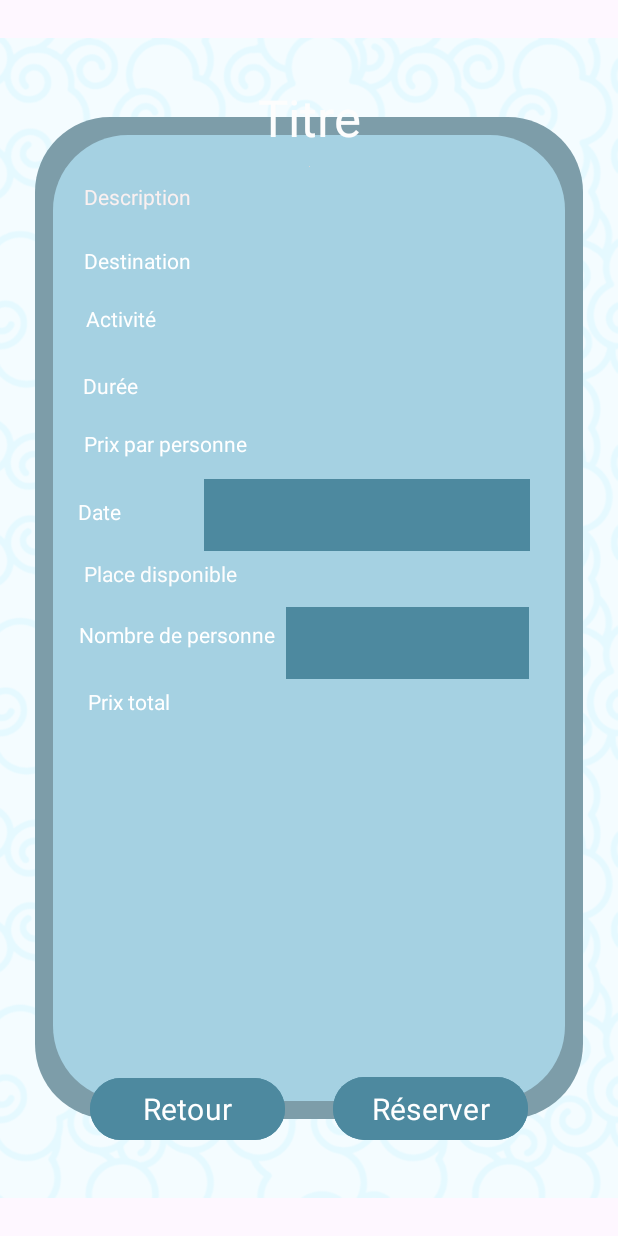
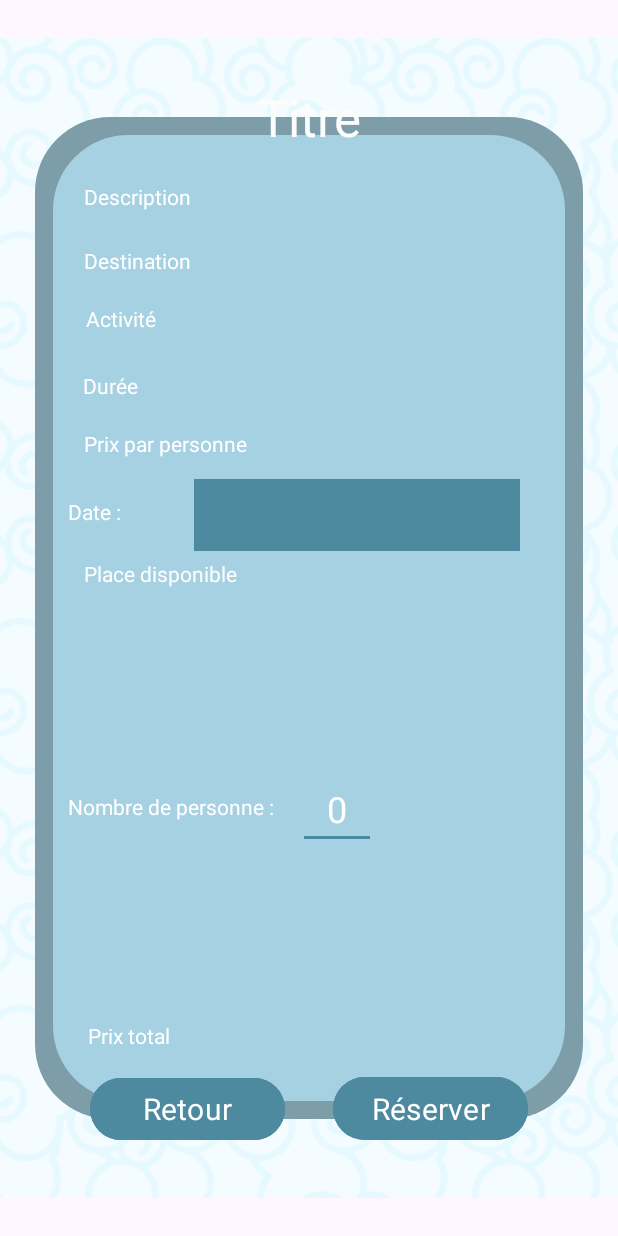
Before and after one commit to RhastaLaVista/TCH_057_Travail_Session, an Android app: the layout activity_details.xml on its own in the app's theme, with its tools: preview values and no code run, on a phone screen of 412 x 824 dp. Run offline under Robolectric (Android 15) with nearby library versions, the phone set to English and light mode, and no system bars; Roboto replaces fonts that are not available here.

```diff
--- /dev/null
+++ b/Projet_Session/app/src/main/java/com/example/tch_057_architecture_touristique_gr03_equipe_03/entite/User.java
@@ -0,0 +1,4 @@
+package com.example.tch_057_architecture_touristique_gr03_equipe_03.entite;
+
+public class User {
+}
--- /dev/null
+++ b/Projet_Session/app/src/main/java/com/example/tch_057_architecture_touristique_gr03_equipe_03/entite/Voyage.java
@@ -0,0 +1,4 @@
+package com.example.tch_057_architecture_touristique_gr03_equipe_03.entite;
+
+public class Voyage {
+}
--- a/Projet_Session/app/src/main/java/com/example/tch_057_architecture_touristique_gr03_equipe_03/jsonContent/DetailActivity.java
+++ /dev/null
@@ -1,4 +0,0 @@
-package com.example.tch_057_architecture_touristique_gr03_equipe_03.jsonContent;
-
-public class DetailActivity {
-}
--- a/Projet_Session/app/src/main/res/layout/activity_details.xml
+++ b/Projet_Session/app/src/main/res/layout/activity_details.xml
@@ -41,7 +41,7 @@
         app:layout_constraintTop_toTopOf="parent" />
 
     <TextView
-        android:id="@+id/textView3"
+        android:id="@+id/textView_detail_titre"
         android:layout_width="wrap_content"
         android:layout_height="wrap_content"
         android:layout_marginTop="55dp"
@@ -55,14 +55,14 @@
         tools:ignore="TextContrastCheck" />
 
     <ImageView
-        android:id="@+id/imageView2"
+        android:id="@+id/imageView_voyage"
         android:layout_width="wrap_content"
         android:layout_height="wrap_content"
         android:layout_marginTop="10dp"
         android:importantForAccessibility="no"
         app:layout_constraintEnd_toEndOf="parent"
         app:layout_constraintStart_toStartOf="parent"
-        app:layout_constraintTop_toBottomOf="@+id/textView3"
+        app:layout_constraintTop_toBottomOf="@+id/textView_detail_titre"
         tools:ignore="ImageContrastCheck"
         tools:srcCompat="@tools:sample/avatars" />
 
@@ -73,10 +73,10 @@
         android:layout_marginTop="10dp"
         android:fontFamily="@font/imprima"
         android:text="@string/description"
-        android:textColor="#FAF0F0"
+        android:textColor="@color/white"
         app:layout_constraintEnd_toEndOf="parent"
         app:layout_constraintStart_toStartOf="parent"
-        app:layout_constraintTop_toBottomOf="@+id/imageView2"
+        app:layout_constraintTop_toBottomOf="@+id/imageView_voyage"
         tools:ignore="TextContrastCheck" />
 
     <TextView
@@ -135,12 +135,12 @@
         android:id="@+id/textView_date"
         android:layout_width="80dp"
         android:layout_height="24dp"
-        android:layout_marginEnd="280dp"
+        android:layout_marginStart="45dp"
         android:fontFamily="@font/imprima"
         android:text="@string/date"
         android:textColor="#FFFFFF"
         app:layout_constraintBottom_toTopOf="@+id/textView_place"
-        app:layout_constraintEnd_toEndOf="parent"
+        app:layout_constraintStart_toStartOf="parent"
         app:layout_constraintTop_toBottomOf="@+id/textView_prixPersonne"
         tools:ignore="TextSizeCheck,TextContrastCheck" />
 
@@ -159,14 +159,14 @@
 
     <TextView
         android:id="@+id/textView_nbPersonne"
-        android:layout_width="134dp"
-        android:layout_height="32dp"
-        android:layout_marginEnd="225dp"
+        android:layout_width="143dp"
+        android:layout_height="25dp"
+        android:layout_marginStart="45dp"
         android:fontFamily="@font/imprima"
         android:text="@string/nombre_de_personne"
         android:textColor="@color/white"
         app:layout_constraintBottom_toTopOf="@+id/textView_prix"
-        app:layout_constraintEnd_toEndOf="parent"
+        app:layout_constraintStart_toStartOf="parent"
         app:layout_constraintTop_toBottomOf="@+id/textView_place"
         tools:ignore="TextSizeCheck,TextContrastCheck" />
 
@@ -174,14 +174,14 @@
         android:id="@+id/textView_prix"
         android:layout_width="300dp"
         android:layout_height="28dp"
-        android:layout_marginTop="5dp"
+        android:layout_marginBottom="5dp"
         android:fontFamily="@font/imprima"
         android:text="@string/prix_total"
         android:textColor="@color/white"
+        app:layout_constraintBottom_toTopOf="@+id/button_reserver"
         app:layout_constraintEnd_toEndOf="parent"
         app:layout_constraintHorizontal_bias="0.524"
         app:layout_constraintStart_toStartOf="parent"
-        app:layout_constraintTop_toBottomOf="@+id/dropdown_nbPersonne"
         tools:ignore="TextContrastCheck" />
 
     <Button
@@ -222,13 +222,22 @@
         app:layout_constraintStart_toEndOf="@+id/textView_date"
         app:layout_constraintTop_toBottomOf="@+id/textView_prixPersonne" />
 
-    <Spinner
-        android:id="@+id/dropdown_nbPersonne"
-        android:layout_width="162dp"
-        android:layout_height="48dp"
-        android:layout_marginStart="4dp"
-        android:layout_marginTop="4dp"
-        android:background="#4D899F"
+    <EditText
+        android:id="@+id/editText_nbPersonne"
+        android:layout_width="52dp"
+        android:layout_height="50dp"
+        android:layout_marginStart="10dp"
+        android:backgroundTint="#4D899F"
+        android:ems="10"
+        android:importantForAutofill="no"
+        android:inputType="number"
+        android:text="@string/_0"
+        android:textAlignment="center"
+        android:textColor="@color/white"
+        android:textSize="24sp"
+        app:layout_constraintBottom_toTopOf="@+id/textView_prix"
         app:layout_constraintStart_toEndOf="@+id/textView_nbPersonne"
-        app:layout_constraintTop_toBottomOf="@+id/textView_place" />
+        app:layout_constraintTop_toBottomOf="@+id/textView_place"
+        tools:ignore="LabelFor,SpeakableTextPresentCheck,TextContrastCheck" />
+
 </androidx.constraintlayout.widget.ConstraintLayout>
--- a/Projet_Session/app/src/main/res/values/strings.xml
+++ b/Projet_Session/app/src/main/res/values/strings.xml
@@ -2,13 +2,13 @@
     <string name="app_name">tch_057_architecture_touristique_gr03_Equipe_03</string>
     <string name="duree">Durée</string>
     <string name="destination">Destination</string>
-    <string name="nombre_de_personne">Nombre de personne</string>
+    <string name="nombre_de_personne">Nombre de personne : </string>
     <string name="retour">Retour</string>
     <string name="r_server">Réserver</string>
     <string name="bg">bg</string>
     <string name="titre">Titre</string>
     <string name="activit">Activité</string>
-    <string name="date">Date</string>
+    <string name="date">Date : </string>
     <string name="description">Description</string>
     <string name="prix_total">Prix total</string>
     <string name="prix_par_personne">Prix par personne</string>
@@ -16,4 +16,5 @@
     <string name="approved">Approved</string>
     <string name="destination_history">Destination</string>
     <string name="prix">Prix</string>
+    <string name="_0">0</string>
 </resources>
```
Also changed, not shown: Projet_Session/app/src/main/java/com/example/tch_057_architecture_touristique_gr03_equipe_03/DetailActivity.java (added, +65 -0 lines), Projet_Session/app/src/main/java/com/example/tch_057_architecture_touristique_gr03_equipe_03/HistoryActivity.java (+13 -4 lines).
